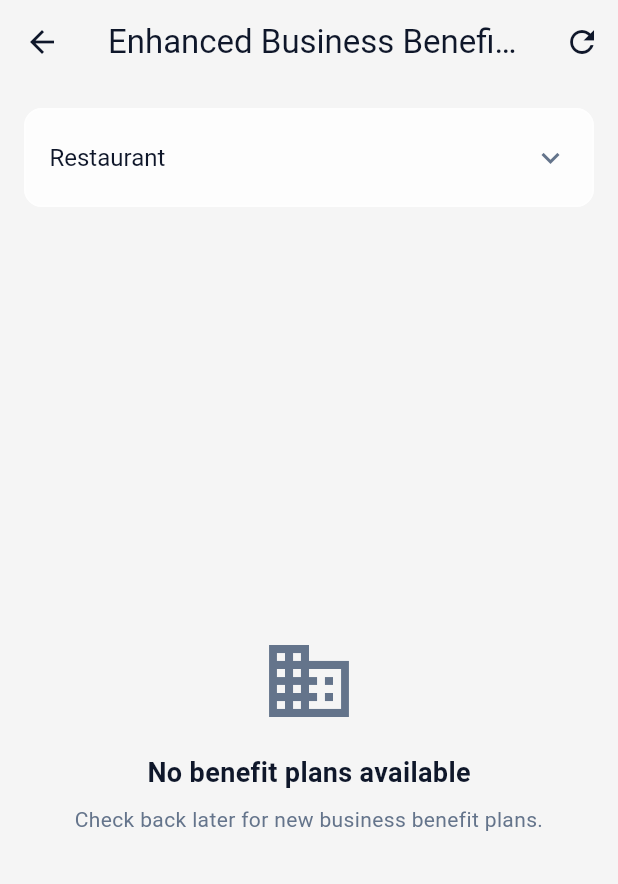
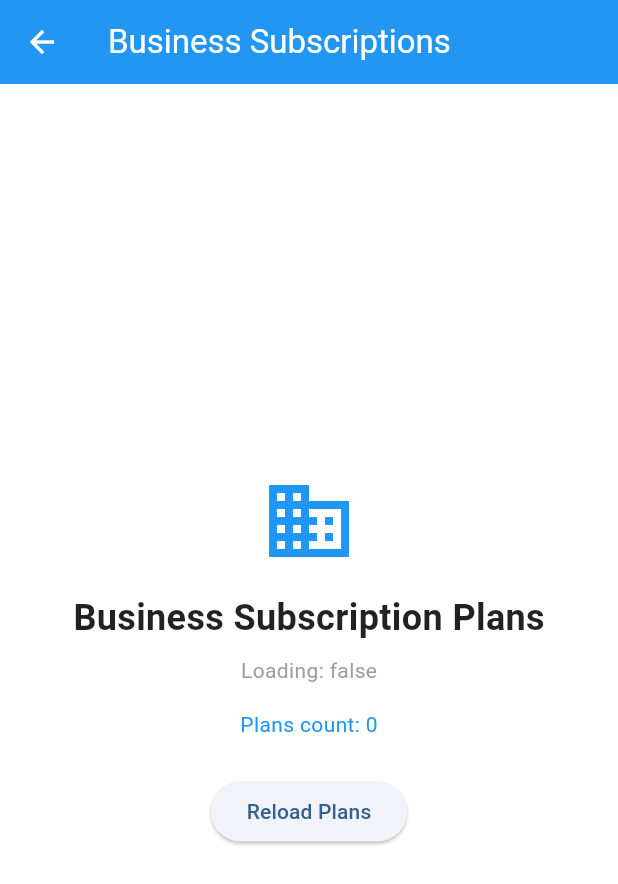
Before and after one commit to cybersec-git-expert/request, a Flutter app: the EnhancedBusinessBenefitsScreen screen opened by its route, on a phone screen of 412 x 824 dp. Shown: the top 884 px of the screen. Run offline on Flutter 3.47's test engine with Material 3 defaults, Android fonts, the phone set to English and light mode, and no system bars; our stand-ins replace dio, flutter_html, flutter_local_notifications, flutter_secure_storage, geocoding, geolocator and 5 more; missing offline and left inert: google_polyline_algorithm; accounts and stored records are empty; network calls fail.

```diff
--- a/request/lib/src/screens/membership/enhanced_business_benefits_screen.dart
+++ b/request/lib/src/screens/membership/enhanced_business_benefits_screen.dart
@@ -1,6 +1,5 @@
 import 'package:flutter/material.dart';
 import '../../theme/glass_theme.dart';
-import '../../theme/app_theme.dart';
 import '../../services/enhanced_business_benefits_service.dart';
 import '../../models/enhanced_business_benefits.dart';
 import '../../widgets/enhanced_benefit_plan_card.dart';
@@ -73,70 +72,49 @@ class _EnhancedBusinessBenefitsScreenState
 
   @override
   Widget build(BuildContext context) {
-    return GlassTheme.backgroundContainer(
-      child: Scaffold(
-        backgroundColor: AppTheme.backgroundColor,
+    return Scaffold(
+      backgroundColor: Colors.white,
       appBar: AppBar(
-          title: const Text('Enhanced Business Benefits'),
-          backgroundColor: Colors.transparent,
-          elevation: 0,
-          foregroundColor: AppTheme.textPrimary,
-          actions: [
-            IconButton(
-              icon: const Icon(Icons.refresh),
-              onPressed: _loadPlans,
+        title: const Text('Business Subscriptions'),
+        backgroundColor: Colors.blue,
+        foregroundColor: Colors.white,
       ),
-          ],
-        ),
-        body: Column(
+      body: Center(
+        child: Column(
+          mainAxisAlignment: MainAxisAlignment.center,
           children: [
-            // Business Type Selector
-            Container(
-              margin: const EdgeInsets.all(16),
-              padding: const EdgeInsets.symmetric(horizontal: 16, vertical: 8),
-              decoration: BoxDecoration(
-                color: Colors.white.withOpacity(0.8),
-                borderRadius: BorderRadius.circular(12),
-                border: Border.all(
-                  color: GlassTheme.colors.glassBorder,
-                  width: 1,
+            Icon(Icons.business, size: 64, color: Colors.blue),
+            SizedBox(height: 16),
+            Text(
+              'Business Subscription Plans',
+              style: TextStyle(
+                fontSize: 24,
+                fontWeight: FontWeight.bold,
+                color: Colors.black87,
               ),
             ),
-              child: DropdownButtonHideUnderline(
-                child: DropdownButton<int>(
-                  value: _selectedBusinessTypeId,
-                  isExpanded: true,
-                  icon: Icon(
-                    Icons.keyboard_arrow_down,
-                    color: GlassTheme.colors.textSecondary,
+            SizedBox(height: 8),
+            Text(
+              'Loading: $_isLoading',
+              style: TextStyle(color: Colors.grey),
             ),
-                  style: TextStyle(
-                    color: GlassTheme.colors.textPrimary,
-                    fontSize: 16,
+            if (_error != null)
+              Text(
+                'Error: $_error',
+                style: TextStyle(color: Colors.red),
               ),
-                  dropdownColor: Colors.white,
-                  items: _businessTypes.entries.map((entry) {
-                    return DropdownMenuItem<int>(
-                      value: entry.key,
-                      child: Text(entry.value),
-                    );
-                  }).toList(),
-                  onChanged: (int? newValue) {
-                    if (newValue != null &&
-                        newValue != _selectedBusinessTypeId) {
-                      setState(() {
-                        _selectedBusinessTypeId = newValue;
-                      });
+            SizedBox(height: 16),
+            Text(
+              'Plans count: ${_plans.length}',
+              style: TextStyle(color: Colors.blue),
+            ),
+            SizedBox(height: 24),
+            ElevatedButton(
+              onPressed: () {
+                print('Debug: Reloading plans...');
                 _loadPlans();
-                    }
               },
-                ),
-              ),
-            ),
-
-            // Content
-            Expanded(
-              child: _buildContent(),
+              child: Text('Reload Plans'),
             ),
           ],
         ),
--- a/request/lib/src/services/enhanced_business_benefits_service.dart
+++ b/request/lib/src/services/enhanced_business_benefits_service.dart
@@ -5,7 +5,11 @@ class EnhancedBusinessBenefitsService {
       String countryCode) async {
     return {
       'success': true,
-      'data': {'plans': []}
+      'data': {
+        'businessTypeId': 1,
+        'businessTypeName': 'General Business',
+        'plans': []
+      }
     };
   }
 
@@ -13,7 +17,11 @@ class EnhancedBusinessBenefitsService {
       String countryCode, int businessTypeId) async {
     return {
       'success': true,
-      'data': {'plans': []}
+      'data': {
+        'businessTypeId': businessTypeId,
+        'businessTypeName': 'General Business',
+        'plans': []
+      }
     };
   }
 
```
Lines whose indentation alone changed are shown as unchanged.
